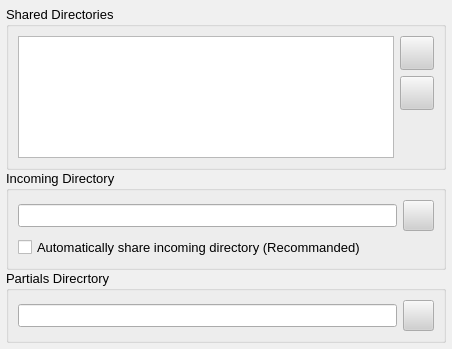
This is retroshare-gui/src/gui/Preferences/DirectoriesDialog.ui in RetroShare/RetroShare as Qt 5 draws it before an edit. The edited form follows.
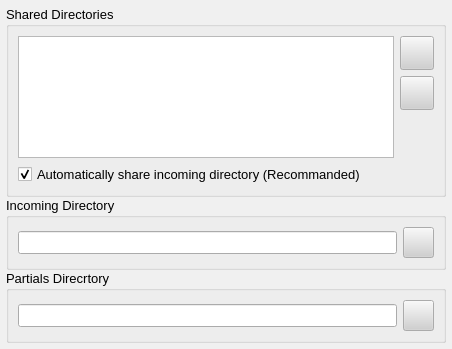
This is the edited form. Icons and pictures are not drawn.

Commit message: enabled checkbox for share incoming directory by default

```diff
--- a/retroshare-gui/src/gui/Preferences/DirectoriesDialog.ui
+++ b/retroshare-gui/src/gui/Preferences/DirectoriesDialog.ui
@@ -589,6 +589,19 @@
         </property>
        </spacer>
       </item>
+      <item row="3" column="0">
+       <widget class="QCheckBox" name="checkBox">
+        <property name="enabled">
+         <bool>true</bool>
+        </property>
+        <property name="text">
+         <string>Automatically share incoming directory (Recommanded)</string>
+        </property>
+        <property name="checked">
+         <bool>true</bool>
+        </property>
+       </widget>
+      </item>
      </layout>
     </widget>
    </item>
@@ -634,19 +647,6 @@
         </property>
        </widget>
       </item>
-      <item row="1" column="0">
-       <widget class="QCheckBox" name="checkBox">
-        <property name="enabled">
-         <bool>true</bool>
-        </property>
-        <property name="text">
-         <string>Automatically share incoming directory (Recommanded)</string>
-        </property>
-        <property name="checked">
-         <bool>false</bool>
-        </property>
-       </widget>
-      </item>
      </layout>
     </widget>
    </item>
```
